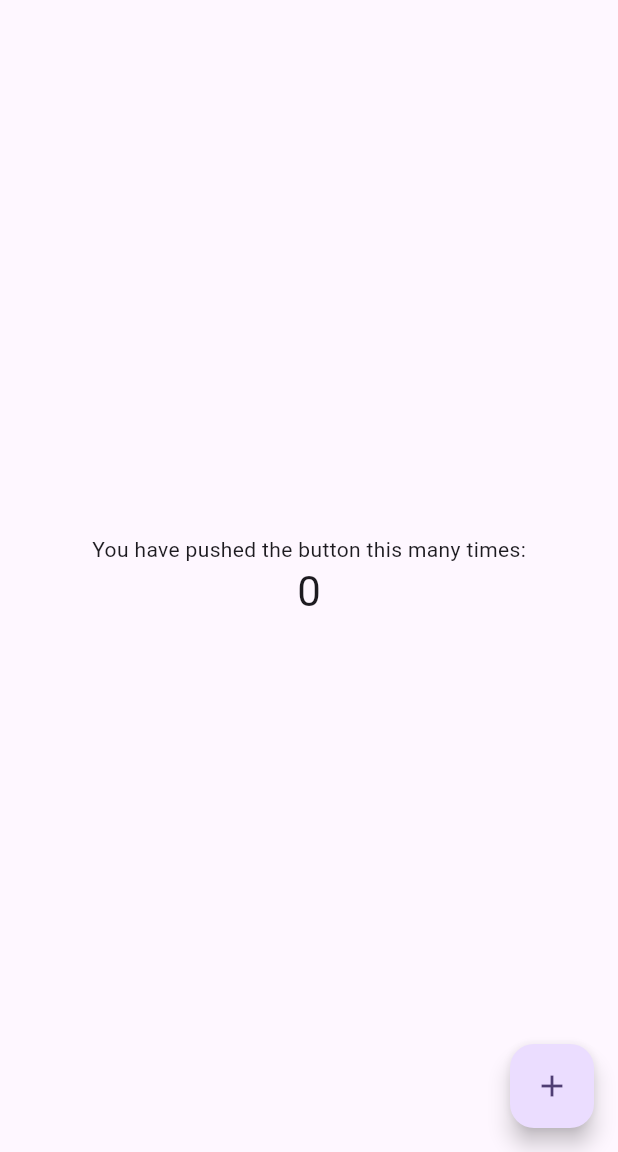
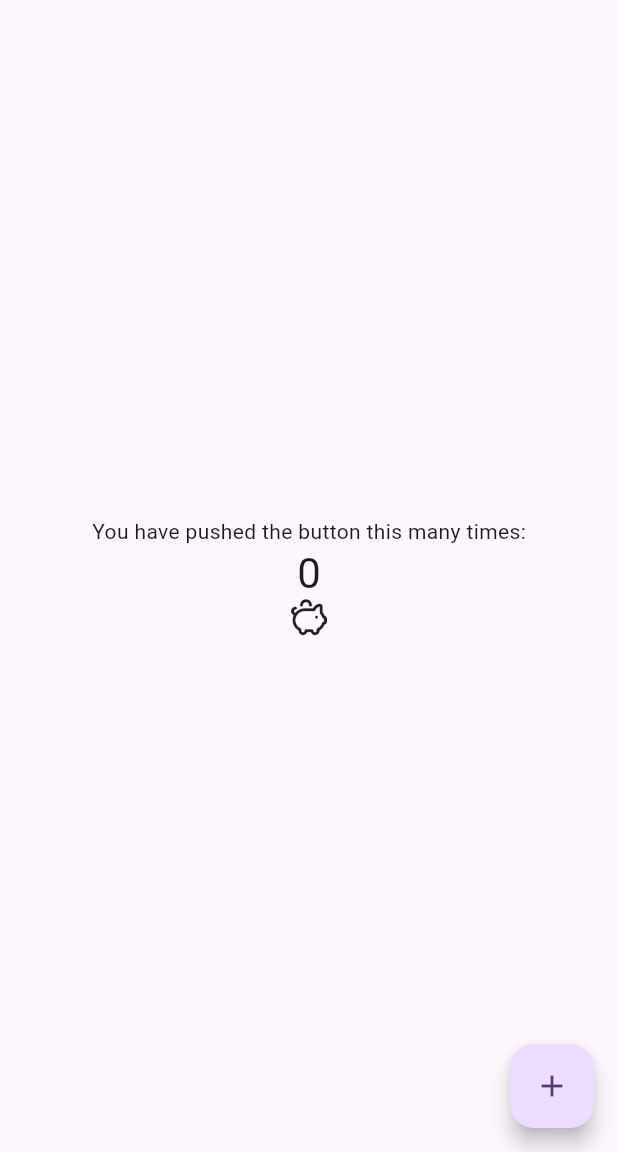
Before and after one commit to christiancolmanpy/custom_icons, a Flutter app: the screen it shows after launch, on a phone screen of 412 x 824 dp, the part 84-1236 px from its top. Run offline on Flutter 3.47's test engine with Material 3 defaults, Android fonts, the phone set to English and light mode, and no system bars.

Commit message:
fix: font family

```diff
--- a/example/lib/main.dart
+++ b/example/lib/main.dart
@@ -1,3 +1,4 @@
+import 'package:custom_icon/custom_icons.dart';
 import 'package:flutter/material.dart';
 
 void main() {
@@ -13,21 +14,7 @@ class MyApp extends StatelessWidget {
     return MaterialApp(
       title: 'Flutter Demo',
       theme: ThemeData(
-        // This is the theme of your application.
-        //
-        // TRY THIS: Try running your application with "flutter run". You'll see
-        // the application has a purple toolbar. Then, without quitting the app,
-        // try changing the seedColor in the colorScheme below to Colors.green
-        // and then invoke "hot reload" (save your changes or press the "hot
-        // reload" button in a Flutter-supported IDE, or press "r" if you used
-        // the command line to start the app).
-        //
-        // Notice that the counter didn't reset back to zero; the application
-        // state is not lost during the reload. To reset the state, use hot
-        // restart instead.
-        //
-        // This works for code too, not just values: Most code changes can be
-        // tested with just a hot reload.
+
         colorScheme: ColorScheme.fromSeed(seedColor: Colors.deepPurple),
         useMaterial3: true,
       ),
@@ -39,14 +26,8 @@ class MyApp extends StatelessWidget {
 class MyHomePage extends StatefulWidget {
   const MyHomePage({super.key, required this.title});
 
-  // This widget is the home page of your application. It is stateful, meaning
-  // that it has a State object (defined below) that contains fields that affect
-  // how it looks.
 
-  // This class is the configuration for the state. It holds the values (in this
-  // case the title) provided by the parent (in this case the App widget) and
-  // used by the build method of the State. Fields in a Widget subclass are
-  // always marked "final".
+
 
   final String title;
 
@@ -59,31 +40,19 @@ class _MyHomePageState extends State<MyHomePage> {
 
   void _incrementCounter() {
     setState(() {
-      // This call to setState tells the Flutter framework that something has
-      // changed in this State, which causes it to rerun the build method below
-      // so that the display can reflect the updated values. If we changed
-      // _counter without calling setState(), then the build method would not be
-      // called again, and so nothing would appear to happen.
+
       _counter++;
     });
   }
 
   @override
   Widget build(BuildContext context) {
-    // This method is rerun every time setState is called, for instance as done
-    // by the _incrementCounter method above.
-    //
-    // The Flutter framework has been optimized to make rerunning build methods
-    // fast, so that you can just rebuild anything that needs updating rather
-    // than having to individually change instances of widgets.
+
     return Scaffold(
       appBar: AppBar(
-        // TRY THIS: Try changing the color here to a specific color (to
-        // Colors.amber, perhaps?) and trigger a hot reload to see the AppBar
-        // change color while the other colors stay the same.
+
         backgroundColor: Theme.of(context).colorScheme.inversePrimary,
-        // Here we take the value from the MyHomePage object that was created by
-        // the App.build method, and use it to set our appbar title.
+
         title: Text(widget.title),
       ),
       body: Center(
@@ -112,6 +81,7 @@ class _MyHomePageState extends State<MyHomePage> {
               '$_counter',
               style: Theme.of(context).textTheme.headlineMedium,
             ),
+            const Icon(Custom.ah_active),
           ],
         ),
       ),
--- a/lib/custom_icons.dart
+++ b/lib/custom_icons.dart
@@ -5,7 +5,7 @@ import 'package:flutter/widgets.dart';
 class Custom {
   Custom._();
 
-  static const _kFontFam = 'custom';
+  static const _kFontFam = 'Custom';
   static const String? _kFontPkg = "custom_icon";
 
   static const IconData benefits_focused = IconData(0xe800, fontFamily: _kFontFam, fontPackage: _kFontPkg);
--- a/pubspec.yaml
+++ b/pubspec.yaml
@@ -15,7 +15,7 @@ dev_dependencies:
 
 flutter:
   fonts:
-    - family: Colman
+    - family: Custom
       fonts:
         - asset: lib/assets/fonts/custom.ttf
   uses-material-design: true
```
Also changed, not shown: example/pubspec.yaml (+10 -8 lines), example/pubspec.lock.
